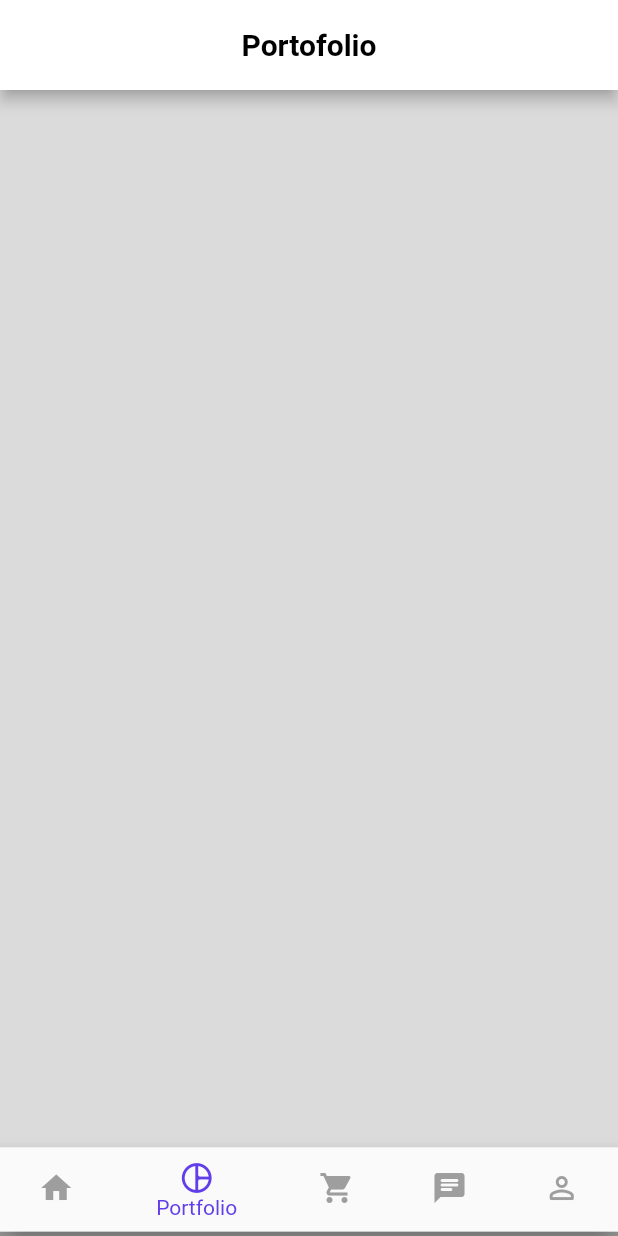
After one commit to MuhammadFahru/tubes-promvis, a Flutter app: the IndexPage screen opened by its route, item 2 of the bottom bar chosen, on a phone screen of 412 x 824 dp. The commit adds this screen. Run offline on Flutter 3.47's test engine with Material 2 defaults, Android fonts, the phone set to English and light mode, and no system bars; our stand-ins replace dropdown_search, email_validator, equatable, flutter_bloc.

Commit message:
template for all index investor

```diff
--- /dev/null
+++ b/flutter-investor/lib/portofolio.dart
@@ -0,0 +1,72 @@
+import 'package:flutter/material.dart';
+import 'package:flutter_bloc/flutter_bloc.dart';
+
+/**
+ * silahkan modif sesuai API
+ */
+class PortofolioState {
+  final String name;
+  final String desc;
+  final int currentPayback;
+  final int targetPayback;
+  final int currentDays;
+  final int targetDays;
+
+  PortofolioState({
+    required this.name,
+    required this.desc,
+    required this.currentPayback,
+    required this.targetPayback,
+    required this.currentDays,
+    this.targetDays = 50,
+  });
+
+  PortofolioState copyWith({
+    String? name,
+    String? desc,
+    int? currentPayback,
+    int? targetPayback,
+    int? currentDays,
+    int? targetDays,
+  }) {
+    return PortofolioState(
+        name: name ?? this.name,
+        desc: desc ?? this.desc,
+        currentPayback: currentPayback ?? this.currentPayback,
+        targetPayback: targetPayback ?? this.targetPayback,
+        currentDays: currentDays ?? this.currentDays,
+        targetDays: targetDays ?? this.targetDays);
+  }
+}
+
+class PortofolioCubit extends Cubit<List<PortofolioState>> {
+  PortofolioCubit() : super([]);
+}
+
+class PortofolioScreen extends StatelessWidget {
+  const PortofolioScreen({Key? key}) : super(key: key);
+
+  @override
+  Widget build(BuildContext context) {
+    return BlocProvider<PortofolioCubit>(
+      create: (context) => PortofolioCubit(),
+      child: Scaffold(
+        backgroundColor: Color(int.parse('0xffDBDBDB')),
+        appBar: AppBar(
+          toolbarHeight: 60,
+          backgroundColor: Colors.white,
+          automaticallyImplyLeading: false,
+          centerTitle: true,
+          title: const Text(
+            'Portofolio',
+            style: TextStyle(color: Colors.black, fontWeight: FontWeight.bold),
+          ),
+        ),
+        body: SingleChildScrollView(
+            child: Column(
+          children: [],
+        )),
+      ),
+    );
+  }
+}
```
Also changed, not shown: flutter-investor/lib/homeScreen.dart (+8 -6 lines), flutter-investor/lib/index.dart (+8 -148 lines), flutter-investor/lib/marketplace.dart (added, +39 -0 lines), flutter-investor/lib/profile.dart (added, +39 -0 lines), flutter-investor/lib/support.dart (added, +39 -0 lines).
